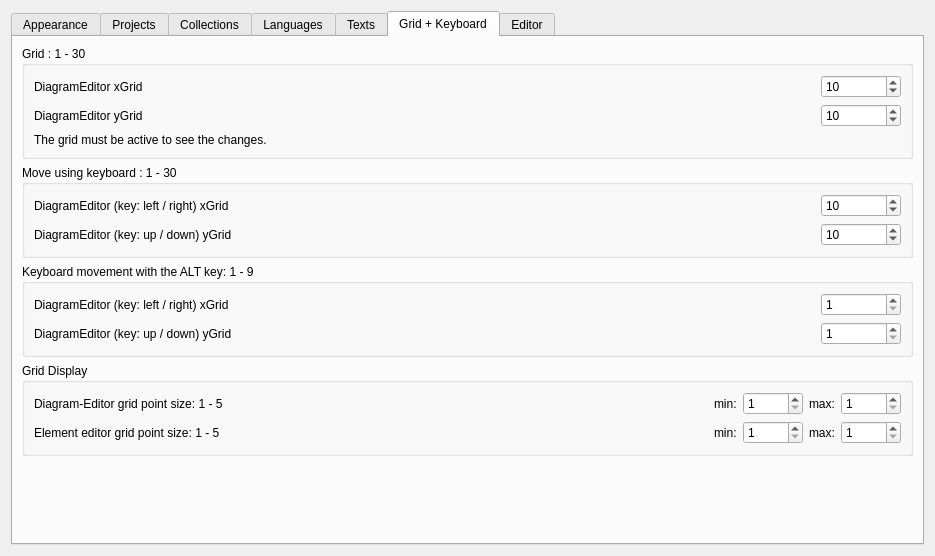
Above: sources/ui/configpage/generalconfigurationpage.ui from EmilOsvoll/qelectrotech-source-mirror before the change. Below: the same form after it.
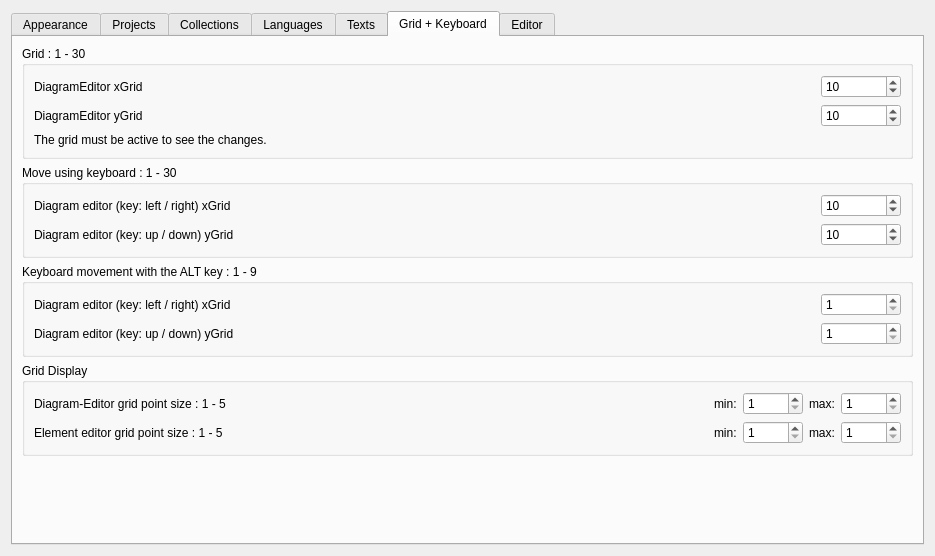
That is the form after the change. The open tabs and pages were chosen to show the change.

The edit to the form file:
```diff
--- a/sources/ui/configpage/generalconfigurationpage.ui
+++ b/sources/ui/configpage/generalconfigurationpage.ui
@@ -763,14 +763,14 @@
           <item row="0" column="0">
            <widget class="QLabel" name="Label_Diagram_Key_xGrid">
             <property name="text">
-             <string>DiagramEditor (key: left / right) xGrid</string>
+             <string>Diagram editor (key: left / right) xGrid</string>
             </property>
            </widget>
           </item>
           <item row="1" column="0">
            <widget class="QLabel" name="Label_Diagram_Key_yGrid">
             <property name="text">
-             <string>DiagramEditor (key: up / down) yGrid</string>
+             <string>Diagram editor (key: up / down) yGrid</string>
             </property>
            </widget>
           </item>
@@ -793,13 +793,13 @@
        <item>
         <widget class="QGroupBox" name="groupBox_4">
          <property name="title">
-          <string>Keyboard movement with the ALT key: 1 - 9</string>
+          <string>Keyboard movement with the ALT key : 1 - 9</string>
          </property>
          <layout class="QGridLayout" name="gridLayout_11">
           <item row="0" column="1">
            <widget class="QLabel" name="Label_Diagram_Key_xGrid_ALT">
             <property name="text">
-             <string>DiagramEditor (key: left / right) xGrid</string>
+             <string>Diagram editor (key: left / right) xGrid</string>
             </property>
            </widget>
           </item>
@@ -828,7 +828,7 @@
           <item row="1" column="1">
            <widget class="QLabel" name="Label_Diagram_Key_yGrid_ALT">
             <property name="text">
-             <string>DiagramEditor (key: up / down) yGrid</string>
+             <string>Diagram editor (key: up / down) yGrid</string>
             </property>
            </widget>
           </item>
@@ -899,7 +899,7 @@
           <item row="0" column="0">
            <widget class="QLabel" name="Label_Diagram_Grid_PointSize">
             <property name="text">
-             <string>Diagram-Editor grid point size: 1 - 5</string>
+             <string>Diagram-Editor grid point size : 1 - 5</string>
             </property>
            </widget>
           </item>
@@ -945,7 +945,7 @@
           <item row="1" column="0">
            <widget class="QLabel" name="label_20">
             <property name="text">
-             <string>Element editor grid point size: 1 - 5</string>
+             <string>Element editor grid point size : 1 - 5</string>
             </property>
            </widget>
           </item>
```
Left out of the diff: 2 changed lines with no effect on the pictures.
